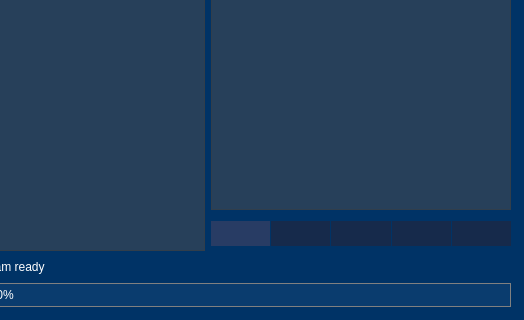
Qt form gui/definitions/nucdetect.ui (SilMon/NucDetect) before a commit; both pictures show x 514 to 1038 and y 480 to 800 of the 1038 by 800 pixel window.
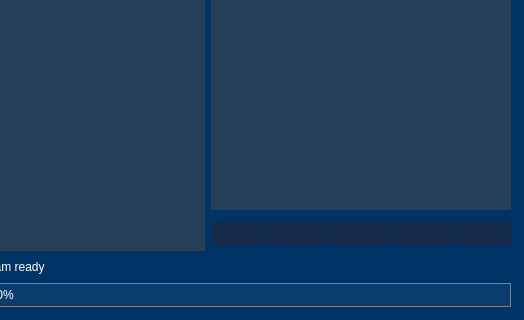
The same form after that commit. Icons and pictures are not drawn.

```diff
--- a/gui/definitions/nucdetect.ui
+++ b/gui/definitions/nucdetect.ui
@@ -432,7 +432,7 @@
           <item>
            <widget class="QPushButton" name="btn_analyse">
             <property name="enabled">
-             <bool>false</bool>
+             <bool>true</bool>
             </property>
             <property name="sizePolicy">
              <sizepolicy hsizetype="Minimum" vsizetype="Minimum">
```
